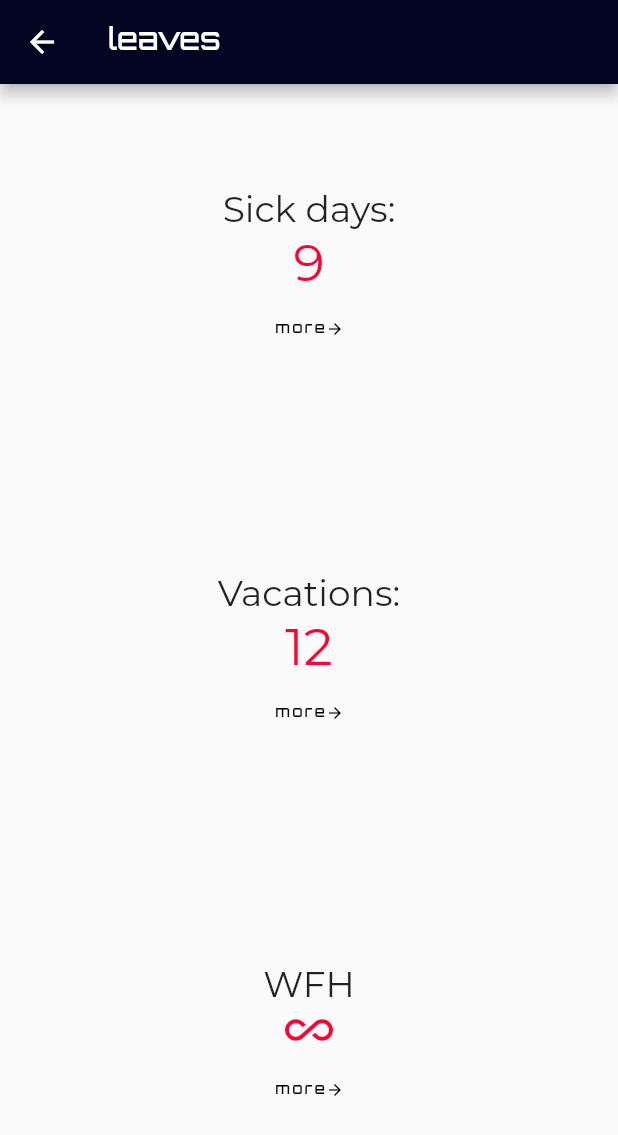
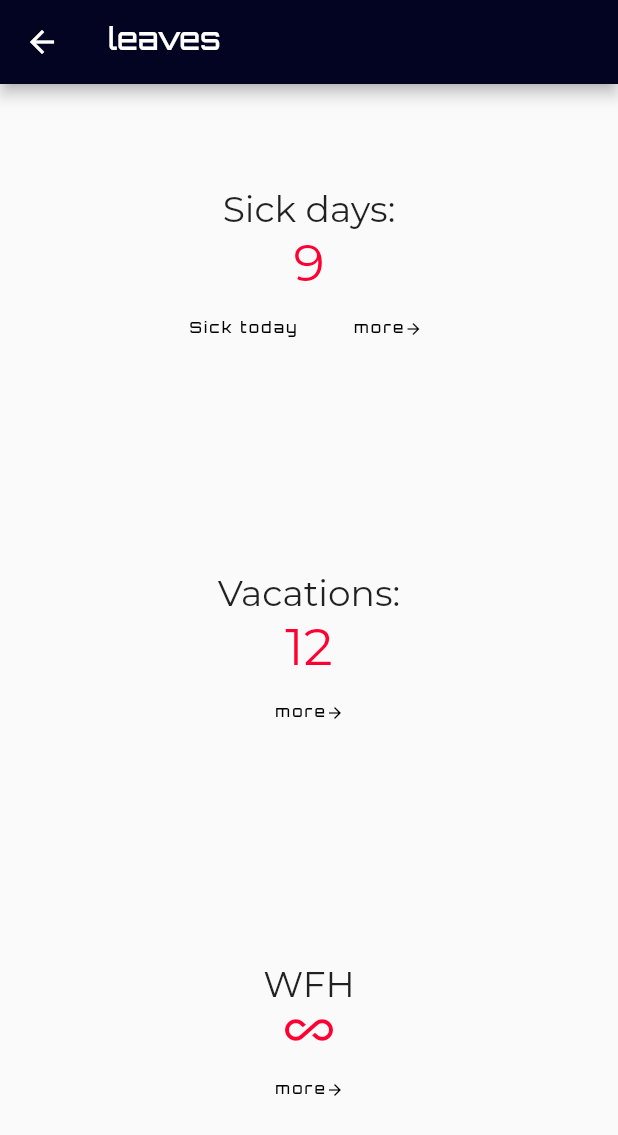
Before and after one commit to altigee/needoff-app, a Flutter app: the LeavesScreen screen opened by its route, on a phone screen of 412 x 824 dp. Shown: the top 1135 px of the screen. Run offline on Flutter 3.47's test engine with Material 2 defaults, Android fonts, the phone set to English and light mode, and no system bars; our stand-ins replace shared_preferences; accounts and stored records are empty.

Commit message:
sick today - open sick leaves screen with dialog

```diff
--- a/lib/leaves_screen.dart
+++ b/lib/leaves_screen.dart
@@ -14,7 +14,10 @@ class _LeavesScreenState extends State<LeavesScreen> {
         children: <Widget>[
           Text(
             'more',
-            style: Theme.of(context).textTheme.overline.apply(fontFamily: 'Orbitron'),
+            style: Theme.of(context)
+                .textTheme
+                .overline
+                .apply(fontFamily: 'Orbitron'),
           ),
           Icon(
             Icons.arrow_forward,
@@ -39,11 +42,33 @@ class _LeavesScreenState extends State<LeavesScreen> {
           ),
           Text(
             '9',
-            style: Theme.of(context).textTheme.display1.copyWith(color: Theme.of(context).accentColor),
+            style: Theme.of(context)
+                .textTheme
+                .display1
+                .copyWith(color: Theme.of(context).accentColor),
           ),
-          _btnMore(onPressed: () {
-            Navigator.of(context).pushNamed('/leaves/sick');
-          })
+          Row(
+            mainAxisAlignment: MainAxisAlignment.center,
+            children: <Widget>[
+              FlatButton(
+                child: Text(
+                  'Sick today',
+                  style: Theme.of(context)
+                      .textTheme
+                      .overline
+                      .apply(fontFamily: 'Orbitron'),
+                ),
+                onPressed: () {
+                  Navigator.of(context).pushNamed('/leaves/sick', arguments: {
+                    'addSickToday': true,
+                  });
+                },
+              ),
+              _btnMore(onPressed: () {
+                Navigator.of(context).pushNamed('/leaves/sick');
+              }),
+            ],
+          )
         ],
       ),
     );
@@ -57,8 +82,10 @@ class _LeavesScreenState extends State<LeavesScreen> {
           ),
           Text(
             '12',
-            style: Theme.of(context).textTheme.display1.copyWith(color: Theme.of(context).accentColor),
-
+            style: Theme.of(context)
+                .textTheme
+                .display1
+                .copyWith(color: Theme.of(context).accentColor),
           ),
           _btnMore(onPressed: () {
             Navigator.of(context).pushNamed('/leaves/vac');
@@ -74,7 +101,11 @@ class _LeavesScreenState extends State<LeavesScreen> {
             'WFH',
             style: Theme.of(context).textTheme.headline,
           ),
-          Icon(Icons.all_inclusive, color:  Theme.of(context).accentColor, size: 32,),
+          Icon(
+            Icons.all_inclusive,
+            color: Theme.of(context).accentColor,
+            size: 32,
+          ),
           _btnMore(onPressed: () {
             Navigator.of(context).pushNamed('/leaves/wfh');
           }),
--- a/lib/login_screen.dart
+++ b/lib/login_screen.dart
@@ -14,8 +14,8 @@ class _LoginScreenState extends State<LoginScreen> {
   bool _isLoading = false;
   var _state;
 
-  TextEditingController _loginCtrl = TextEditingController(text: 'nmarchuk');
-  TextEditingController _pwdCtrl = TextEditingController(text: 'nm1234');
+  TextEditingController _loginCtrl = TextEditingController();
+  TextEditingController _pwdCtrl = TextEditingController();
 
   @override
   void didChangeDependencies() {
```
Also changed, not shown: lib/sick_leaves_screen.dart (+82 -51 lines).
